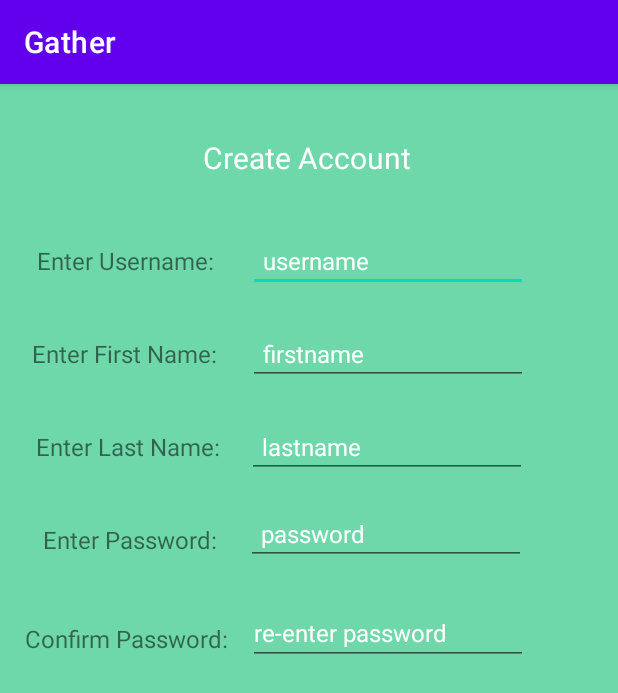
After one commit to KNatsuhara/Gather-Android-App, an Android app: the RegisterProfilePage screen opened directly, with no data from a screen before it, on a phone screen of 412 x 824 dp. The commit adds this screen. Shown: the top 693 px of the screen. Run offline under Robolectric (Android 15) with nearby library versions, the phone set to English and light mode, and no system bars.

Commit message:
Added a create profile page

```diff
--- a/app/src/main/AndroidManifest.xml
+++ b/app/src/main/AndroidManifest.xml
@@ -17,10 +17,13 @@
         android:theme="@style/Theme.AndroidLoginApplication"
         tools:targetApi="31">
         <activity
-            android:name="com.example.Gather.ProfilePage"
+            android:name=".RegisterProfilePage"
             android:exported="false" />
         <activity
-            android:name="com.example.Gather.SplashScreen"
+            android:name=".ProfilePage"
+            android:exported="false" />
+        <activity
+            android:name=".SplashScreen"
             android:exported="true"
             android:theme="@style/SplashTheme">
             <intent-filter>
@@ -30,10 +33,10 @@
             </intent-filter>
         </activity>
         <activity
-            android:name="com.example.Gather.MainPage"
+            android:name=".MainPage"
             android:exported="false" />
         <activity
-            android:name="com.example.Gather.MainActivity"
+            android:name=".MainActivity"
             android:exported="true">
             <intent-filter>
                 <action android:name="android.intent.action.MAIN" />
--- a/app/src/main/java/com/example/Gather/MainActivity.java
+++ b/app/src/main/java/com/example/Gather/MainActivity.java
@@ -32,6 +32,7 @@ public class MainActivity extends AppCompatActivity {
 
         TextView username = (TextView) findViewById(R.id.username);
         TextView password = (TextView) findViewById(R.id.password);
+        TextView register = (TextView) findViewById(R.id.register_here);
 
         MaterialButton loginbtn = (MaterialButton) findViewById(R.id.loginbtn);
 
@@ -45,6 +46,17 @@ public class MainActivity extends AppCompatActivity {
                 checkForUserPassword();
             }
         });
+
+        register.setOnClickListener(new View.OnClickListener()
+        {
+            @Override
+            public void onClick(View v)
+            {
+                openRegisterProfilePage();
+            }
+        });
+
+
     }
 
     public void showToast(final String toast)
@@ -112,4 +124,10 @@ public class MainActivity extends AppCompatActivity {
         startActivity(intent);
     }
 
+    public void openRegisterProfilePage()
+    {
+        Intent intent = new Intent(this, RegisterProfilePage.class);
+        startActivity(intent);
+    }
+
 }
--- /dev/null
+++ b/app/src/main/java/com/example/Gather/RegisterProfilePage.java
@@ -0,0 +1,14 @@
+package com.example.Gather;
+
+import androidx.appcompat.app.AppCompatActivity;
+
+import android.os.Bundle;
+
+public class RegisterProfilePage extends AppCompatActivity {
+
+    @Override
+    protected void onCreate(Bundle savedInstanceState) {
+        super.onCreate(savedInstanceState);
+        setContentView(R.layout.activity_register_profile_page);
+    }
+}
--- a/app/src/main/res/layout/activity_main.xml
+++ b/app/src/main/res/layout/activity_main.xml
@@ -61,18 +61,21 @@
         android:layout_marginTop="20dp"
         android:layout_marginEnd="20dp"
         android:layout_marginBottom="20dp"
-        android:backgroundTint="@color/purple_700"
+        android:backgroundTint="@color/blue"
         android:text="LOGIN" />
 
     <TextView
+        android:id="@+id/register_here"
         android:layout_width="wrap_content"
         android:layout_height="wrap_content"
-        android:id="@+id/forgotpass"
         android:layout_below="@id/loginbtn"
-        android:text="Forgot Password?"
-        android:textColor="@color/white"
         android:layout_centerHorizontal="true"
-        android:layout_margin="20dp"/>
+        android:layout_marginStart="20dp"
+        android:layout_marginTop="20dp"
+        android:layout_marginEnd="20dp"
+        android:layout_marginBottom="20dp"
+        android:text="No Account? Register Here!"
+        android:textColor="@color/white" />
 
     <TextView
         android:layout_width="wrap_content"
--- /dev/null
+++ b/app/src/main/res/layout/activity_register_profile_page.xml
@@ -0,0 +1,170 @@
+<?xml version="1.0" encoding="utf-8"?>
+<androidx.constraintlayout.widget.ConstraintLayout xmlns:android="http://schemas.android.com/apk/res/android"
+    xmlns:app="http://schemas.android.com/apk/res-auto"
+    xmlns:tools="http://schemas.android.com/tools"
+    android:layout_width="match_parent"
+    android:layout_height="match_parent"
+    tools:context=".RegisterProfilePage"
+    android:background="@color/pale_green_pages">
+
+    <TextView
+        android:id="@+id/create_account_text"
+        android:layout_width="141dp"
+        android:layout_height="41dp"
+        android:text="Create Account"
+        android:textColor="@color/white"
+        android:textSize="20dp"
+        app:layout_constraintBottom_toBottomOf="parent"
+        app:layout_constraintEnd_toEndOf="parent"
+        app:layout_constraintStart_toStartOf="parent"
+        app:layout_constraintTop_toTopOf="parent"
+        app:layout_constraintVertical_bias="0.049" />
+
+    <TextView
+        android:id="@+id/textView14"
+        android:layout_width="wrap_content"
+        android:layout_height="wrap_content"
+        android:layout_marginTop="20dp"
+        android:text="Enter Username:"
+        android:padding="10dp"
+        android:textSize="16sp"
+        app:layout_constraintEnd_toStartOf="@+id/editTextTextPersonName5"
+        app:layout_constraintHorizontal_bias="0.534"
+        app:layout_constraintStart_toStartOf="parent"
+        app:layout_constraintTop_toBottomOf="@+id/create_account_text" />
+
+    <EditText
+        android:id="@+id/editTextTextPersonName5"
+        android:layout_width="wrap_content"
+        android:layout_height="wrap_content"
+        android:layout_marginTop="20dp"
+        android:layout_marginEnd="60dp"
+        android:ems="10"
+        android:inputType="textPersonName"
+        android:padding="10dp"
+        android:text="username"
+        android:textColor="@color/white"
+        android:textSize="16sp"
+        app:layout_constraintEnd_toEndOf="parent"
+        app:layout_constraintTop_toBottomOf="@+id/create_account_text" />
+
+    <TextView
+        android:id="@+id/textView15"
+        android:layout_width="wrap_content"
+        android:layout_height="wrap_content"
+        android:layout_marginTop="20dp"
+        android:padding="10dp"
+        android:text="Enter First Name:"
+        android:textSize="16sp"
+        app:layout_constraintEnd_toStartOf="@+id/editTextTextPersonName5"
+        app:layout_constraintHorizontal_bias="0.522"
+        app:layout_constraintStart_toStartOf="parent"
+        app:layout_constraintTop_toBottomOf="@+id/textView14" />
+
+    <EditText
+        android:id="@+id/editTextTextPersonName6"
+        android:layout_width="wrap_content"
+        android:layout_height="wrap_content"
+        android:layout_marginTop="20dp"
+        android:layout_marginEnd="60dp"
+        android:ems="10"
+        android:inputType="textPersonName"
+        android:padding="10dp"
+        android:text="firstname"
+        android:textColor="@color/white"
+        android:textSize="16sp"
+        app:layout_constraintEnd_toEndOf="parent"
+        app:layout_constraintHorizontal_bias="1.0"
+        app:layout_constraintStart_toEndOf="@+id/textView15"
+        app:layout_constraintTop_toBottomOf="@+id/editTextTextPersonName5" />
+
+    <TextView
+        android:id="@+id/textView16"
+        android:layout_width="wrap_content"
+        android:layout_height="wrap_content"
+        android:padding="10dp"
+        android:layout_marginTop="20dp"
+        android:text="Enter Last Name:"
+        android:textSize="16sp"
+        app:layout_constraintEnd_toStartOf="@+id/editTextTextPersonName5"
+        app:layout_constraintHorizontal_bias="0.605"
+        app:layout_constraintStart_toStartOf="parent"
+        app:layout_constraintTop_toBottomOf="@+id/textView15" />
+
+    <EditText
+        android:id="@+id/editTextTextPersonName7"
+        android:layout_width="wrap_content"
+        android:layout_height="wrap_content"
+        android:layout_marginTop="20dp"
+        android:layout_marginEnd="60dp"
+        android:ems="10"
+        android:inputType="textPersonName"
+        android:padding="10dp"
+        android:text="lastname"
+        android:textColor="@color/white"
+        android:textSize="16sp"
+        app:layout_constraintEnd_toEndOf="parent"
+        app:layout_constraintHorizontal_bias="0.909"
+        app:layout_constraintStart_toEndOf="@+id/textView16"
+        app:layout_constraintTop_toBottomOf="@+id/editTextTextPersonName6" />
+
+    <TextView
+    android:id="@+id/textView17"
+    android:layout_width="wrap_content"
+    android:layout_height="wrap_content"
+    android:layout_marginTop="20dp"
+        android:padding="10dp"
+    android:text="Enter Password:"
+    android:textSize="16sp"
+    app:layout_constraintEnd_toStartOf="@+id/editTextTextPersonName5"
+    app:layout_constraintHorizontal_bias="0.644"
+    app:layout_constraintStart_toStartOf="parent"
+    app:layout_constraintTop_toBottomOf="@+id/textView16" />
+
+    <EditText
+        android:id="@+id/editTextTextPersonName8"
+        android:layout_width="wrap_content"
+        android:layout_height="wrap_content"
+        android:layout_marginTop="16dp"
+        android:layout_marginEnd="60dp"
+        android:ems="10"
+        android:inputType="textPersonName"
+        android:padding="10dp"
+        android:text="password"
+        android:textColor="@color/white"
+        android:textSize="16sp"
+        app:layout_constraintEnd_toEndOf="parent"
+        app:layout_constraintHorizontal_bias="0.9"
+        app:layout_constraintStart_toEndOf="@+id/textView17"
+        app:layout_constraintTop_toBottomOf="@+id/editTextTextPersonName7" />
+
+    <TextView
+        android:id="@+id/textView18"
+        android:layout_width="wrap_content"
+        android:layout_height="wrap_content"
+        android:layout_marginTop="24dp"
+        android:padding="10dp"
+        android:text="Confirm Password:"
+        android:textSize="16sp"
+        app:layout_constraintEnd_toStartOf="@+id/editTextTextPersonName5"
+        app:layout_constraintHorizontal_bias="0.644"
+        app:layout_constraintStart_toStartOf="parent"
+        app:layout_constraintTop_toBottomOf="@+id/textView17" />
+
+    <EditText
+        android:id="@+id/editTextTextPersonName9"
+        android:layout_width="wrap_content"
+        android:layout_height="wrap_content"
+        android:layout_marginTop="24dp"
+        android:layout_marginEnd="60dp"
+        android:ems="10"
+        android:inputType="textPersonName"
+        android:text="re-enter password"
+        android:textColor="@color/white"
+        android:textSize="16sp"
+        app:layout_constraintEnd_toEndOf="parent"
+        app:layout_constraintHorizontal_bias="1.0"
+        app:layout_constraintStart_toEndOf="@+id/textView18"
+        app:layout_constraintTop_toBottomOf="@+id/editTextTextPersonName8" />
+
+</androidx.constraintlayout.widget.ConstraintLayout>
--- a/app/src/main/res/values/colors.xml
+++ b/app/src/main/res/values/colors.xml
@@ -5,10 +5,12 @@
     <color name="purple_700">#FF3700B3</color>
     <color name="teal_200">#FF03DAC5</color>
     <color name="teal_700">#FF018786</color>
+    <color name="blue">#015187</color>
     <color name="black">#FF000000</color>
     <color name="white">#FFFFFF</color>
     <color name="white_smoke">#f7f7f0</color>
     <color name="pale_green">#a6f6d3</color>
     <color name="pale_green_darker">#62C59A</color>
     <color name="pale_green_pages">#6ED8AA</color>
+    <color name="green_page">#55B152</color>
 </resources>
```
